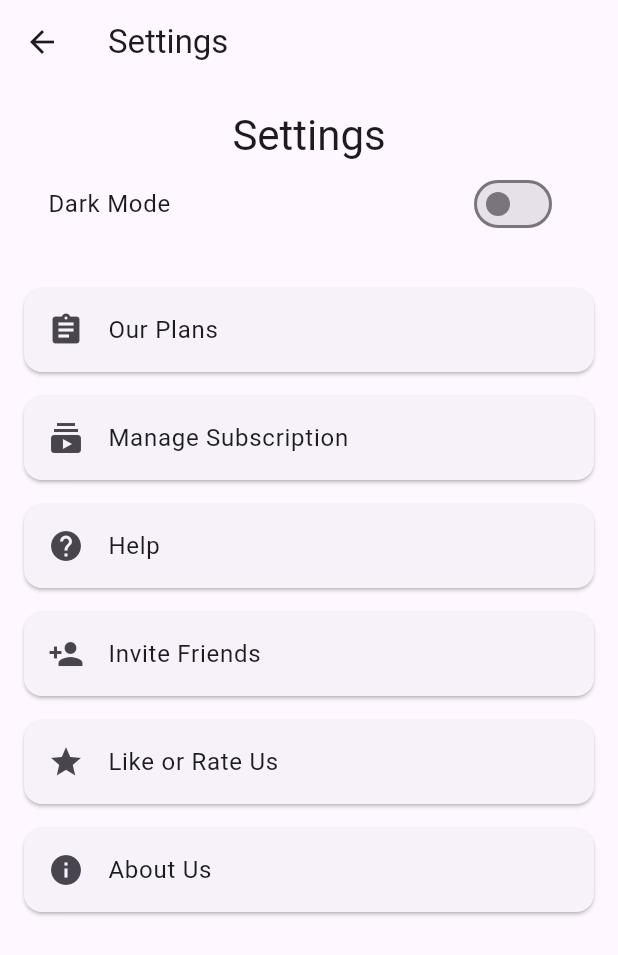
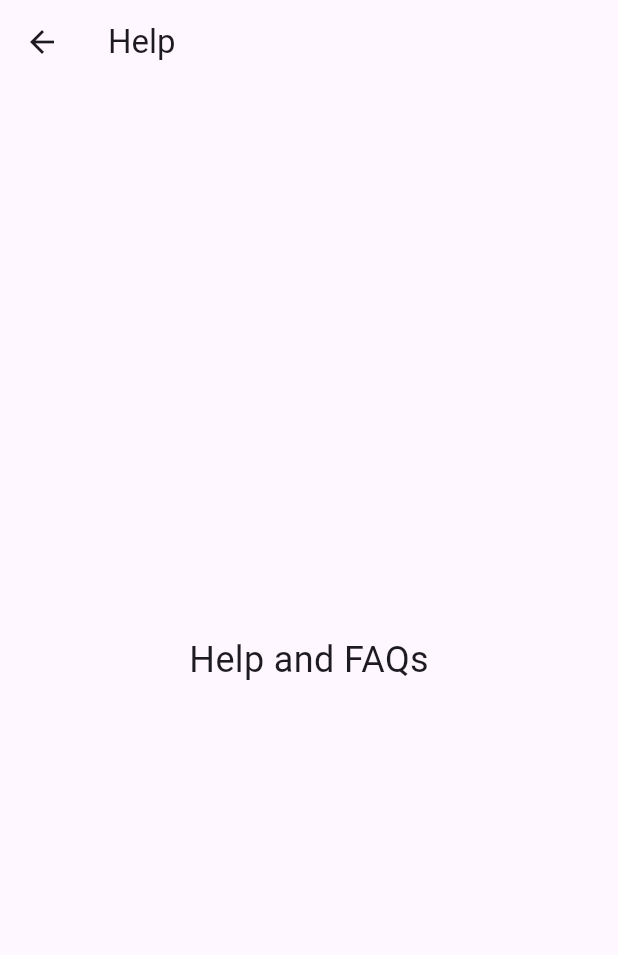
Before and after one commit to bsc-inf-18-20/STUDIEQUILL, a Flutter app: the SettingsPage screen opened directly with empty values, after a tap on "Help", on a phone screen of 412 x 824 dp. Shown: the top 955 px of the screen. Run offline on Flutter 3.47's test engine with Material 3 defaults, Android fonts, the phone set to English and light mode, and no system bars.

Commit message:
creating features in settings

```diff
--- a/lib/pages/HomePage.dart
+++ b/lib/pages/HomePage.dart
@@ -1,7 +1,6 @@
 import 'package:flutter/material.dart';
 import 'package:studie/pages/files_page.dart';
 import 'package:studie/pages/notes_page.dart';
-import 'package:studie/pages/pickfile_page.dart';
 import 'package:studie/pages/workspace_page.dart';
 import 'records_page.dart';
 import 'settings_page.dart';
--- /dev/null
+++ b/lib/pages/help.dart
@@ -0,0 +1,18 @@
+import 'package:flutter/material.dart';
+
+class HelpPage extends StatelessWidget {
+  @override
+  Widget build(BuildContext context) {
+    return Scaffold(
+      appBar: AppBar(
+        title: const Text('Help'),
+      ),
+      body: const Center(
+        child: Text(
+          'Help and FAQs',
+          style: TextStyle(fontSize: 24),
+        ),
+      ),
+    );
+  }
+}
--- a/lib/pages/settings_page.dart
+++ b/lib/pages/settings_page.dart
@@ -1,4 +1,75 @@
+// import 'package:flutter/material.dart';
+
+// class SettingsPage extends StatelessWidget {
+//   final bool isDarkMode;
+//   final ValueChanged<bool> onThemeChange;
+
+//   const SettingsPage({
+//     super.key,
+//     required this.isDarkMode,
+//     required this.onThemeChange,
+//   });
+
+//   @override
+//   Widget build(BuildContext context) {
+//     return Scaffold(
+//       appBar: AppBar(title: const Text('Settings')),
+//       body: Padding(
+//         padding: const EdgeInsets.all(16.0),
+//         child: Column(
+//           children: [
+//             Text(
+//               'Settings',
+//               style: Theme.of(context).textTheme.headlineMedium,
+//             ),
+//             SwitchListTile(
+//               title: const Text('Dark Mode'),
+//               value: isDarkMode,
+//               onChanged: onThemeChange, // Calls the global theme toggle
+//             ),
+//             const SizedBox(height: 20),
+//             Expanded(
+//               child: ListView(
+//                 children: [
+//                   _buildSettingOption('Our Plans', Icons.assignment, context),
+//                   _buildSettingOption(
+//                       'Manage Subscription', Icons.subscriptions, context),
+//                   _buildSettingOption('Help', Icons.help, context),
+//                   _buildSettingOption(
+//                       'Invite Friends', Icons.person_add, context),
+//                   _buildSettingOption('Like or Rate Us', Icons.star, context),
+//                   _buildSettingOption('About Us', Icons.info, context),
+//                 ],
+//               ),
+//             ),
+//           ],
+//         ),
+//       ),
+//     );
+//   }
+
+//   Widget _buildSettingOption(
+//       String title, IconData icon, BuildContext context) {
+//     return Card(
+//       margin: const EdgeInsets.symmetric(vertical: 8.0),
+//       child: ListTile(
+//         leading: Icon(icon),
+//         title: Text(title),
+//         onTap: () {
+//           print('$title tapped'); // Replace with actual functionality
+//         },
+//       ),
+//     );
+//   }
+// }
+
 import 'package:flutter/material.dart';
+import 'package:studie/pages/manage_subscription';
+import 'our_plans.dart'; // Add your custom page imports
+import 'help.dart';
+import 'like_rate_us.dart';
+import 'about_us.dart';
+import 'invite.dart';
 
 class SettingsPage extends StatelessWidget {
   final bool isDarkMode;
@@ -31,14 +102,47 @@ class SettingsPage extends StatelessWidget {
             Expanded(
               child: ListView(
                 children: [
-                  _buildSettingOption('Our Plans', Icons.assignment, context),
+                  _buildSettingOption('Our Plans', Icons.assignment, context,
+                      () {
+                    Navigator.push(
+                      context,
+                      MaterialPageRoute(builder: (context) => OurPlansPage()),
+                    );
+                  }),
                   _buildSettingOption(
-                      'Manage Subscription', Icons.subscriptions, context),
-                  _buildSettingOption('Help', Icons.help, context),
+                      'Manage Subscription', Icons.subscriptions, context, () {
+                    Navigator.push(
+                      context,
+                      MaterialPageRoute(
+                          builder: (context) => ManageSubscriptionPage()),
+                    );
+                  }),
+                  _buildSettingOption('Help', Icons.help, context, () {
+                    Navigator.push(
+                      context,
+                      MaterialPageRoute(builder: (context) => HelpPage()),
+                    );
+                  }),
                   _buildSettingOption(
-                      'Invite Friends', Icons.person_add, context),
-                  _buildSettingOption('Like or Rate Us', Icons.star, context),
-                  _buildSettingOption('About Us', Icons.info, context),
+                      'Invite Friends', Icons.person_add, context, () {
+                    Navigator.push(
+                      context,
+                      MaterialPageRoute(builder: (context) => InvitePage()),
+                    );
+                  }),
+                  _buildSettingOption('Like or Rate Us', Icons.star, context,
+                      () {
+                    Navigator.push(
+                      context,
+                      MaterialPageRoute(builder: (context) => LikeRateUsPage()),
+                    );
+                  }),
+                  _buildSettingOption('About Us', Icons.info, context, () {
+                    Navigator.push(
+                      context,
+                      MaterialPageRoute(builder: (context) => AboutUsPage()),
+                    );
+                  }),
                 ],
               ),
             ),
@@ -49,15 +153,13 @@ class SettingsPage extends StatelessWidget {
   }
 
   Widget _buildSettingOption(
-      String title, IconData icon, BuildContext context) {
+      String title, IconData icon, BuildContext context, VoidCallback onTap) {
     return Card(
       margin: const EdgeInsets.symmetric(vertical: 8.0),
       child: ListTile(
         leading: Icon(icon),
         title: Text(title),
-        onTap: () {
-          print('$title tapped'); // Replace with actual functionality
-        },
+        onTap: onTap, // Pass the navigation logic
       ),
     );
   }
```
Also changed, not shown: lib/pages/our_plans.dart (added, +18 -0 lines), lib/pages/about_us.dart (added), lib/pages/invite.dart (added), lib/pages/like_rate_us.dart (added), 1 other file.
